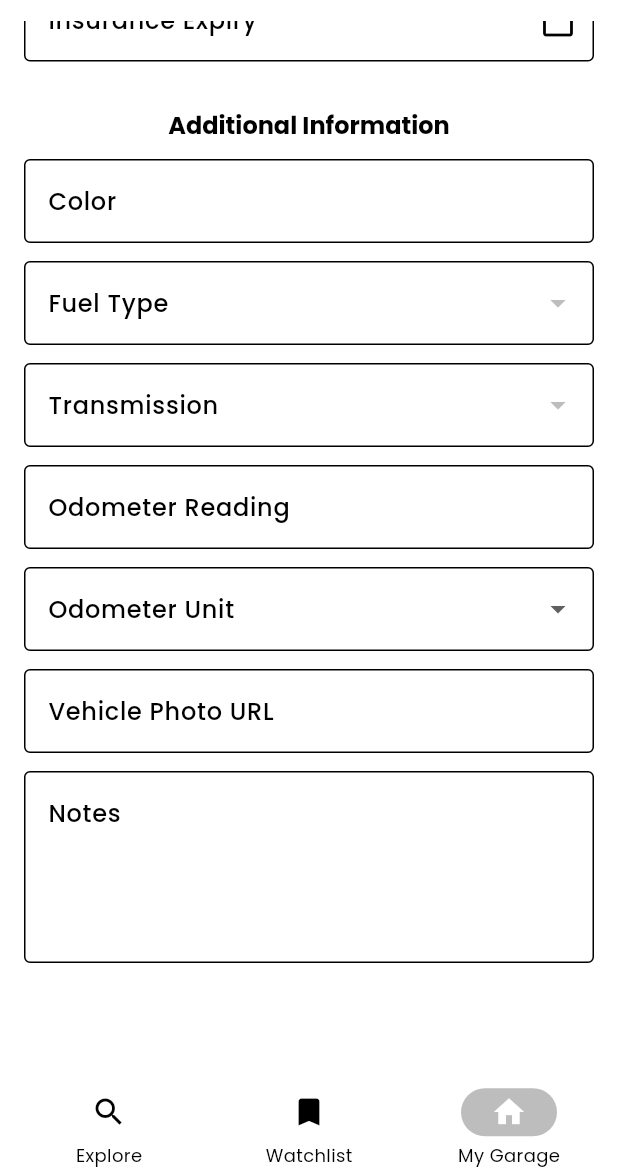
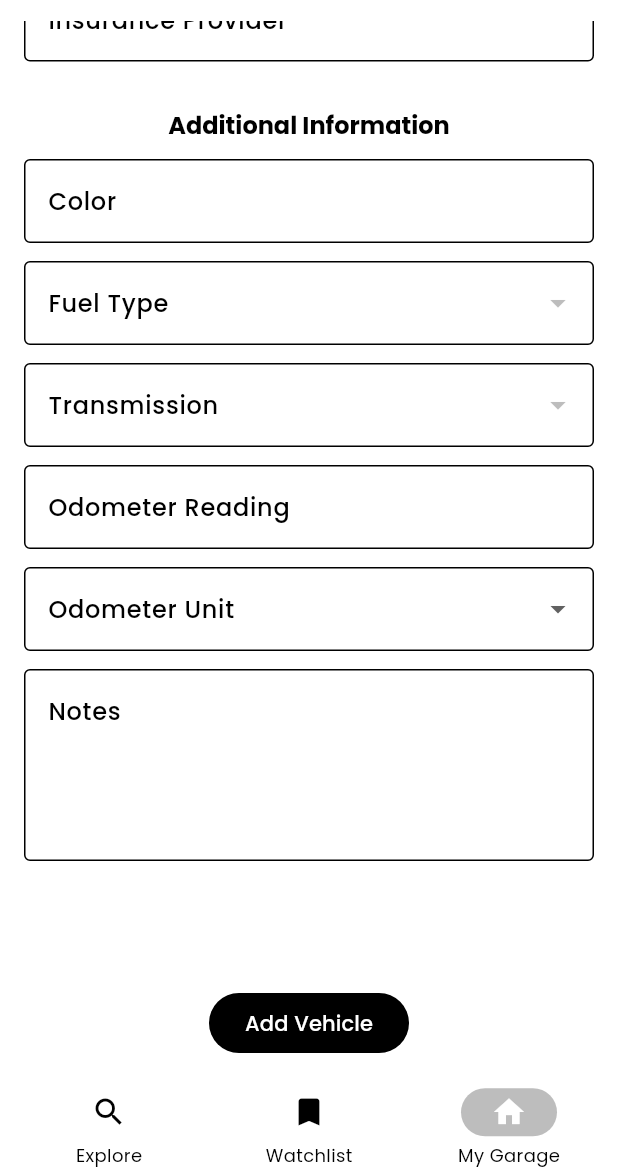
Before and after one commit to joengelena/aurae-beauty-app, a Flutter app: the AddVehiclePage screen opened by its route, scrolled down 1047 dp, on a phone screen of 412 x 824 dp, the part 63-1236 px from its top. Run offline on Flutter 3.47's test engine with Material 3 defaults, Android fonts, the phone set to English and light mode, and no system bars; our stand-ins replace flutter_secure_storage, go_router, image_picker, smooth_page_indicator; missing offline and left inert: fetch_client; accounts and stored records are empty; network calls fail.

Commit message:
Update the add vehicle form to have two extra fields for insurance expiry date and insurance provider

```diff
--- a/lib/presentation/widgets/vehicle_form/additional_info_section.dart
+++ b/lib/presentation/widgets/vehicle_form/additional_info_section.dart
@@ -47,10 +47,6 @@ class AdditionalInfoSection extends StatelessWidget {
           options: ['km', 'mi'],
         ),
         const StringFormField<VehicleFormProvider>(
-          labelText: 'Vehicle Photo URL',
-          fieldName: 'vehiclePhotoUrl',
-        ),
-        const StringFormField<VehicleFormProvider>(
           labelText: 'Notes',
           fieldName: 'notes',
           maxLines: 4,
--- a/lib/presentation/widgets/vehicle_form/registration_service_section.dart
+++ b/lib/presentation/widgets/vehicle_form/registration_service_section.dart
@@ -35,15 +35,16 @@ class RegistrationServiceSection extends StatelessWidget {
           firstDate: oneYearAgo,
           isRequired: true,
         ),
-        const StringFormField<VehicleFormProvider>(
-          labelText: 'Insurance Provider',
-          fieldName: 'insuranceProvider',
-        ),
         DateFormField<VehicleFormProvider>(
           labelText: 'Insurance Expiry',
           fieldName: 'insuranceExpiryDate',
           firstDate: oneYearAgo,
-          isRequired: false,
+          isRequired: true,
+        ),
+        StringFormField<VehicleFormProvider>(
+          labelText: 'Insurance Provider',
+          fieldName: 'insuranceProvider',
+          isRequired: true,
         ),
       ],
     );
```
